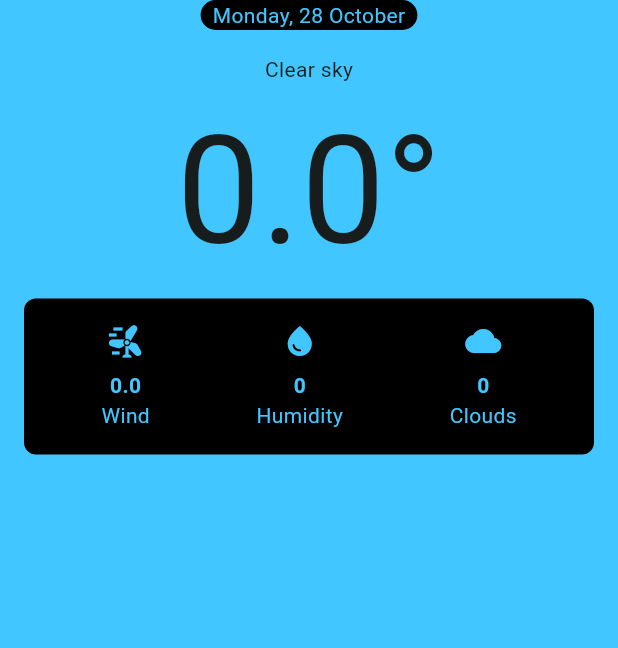
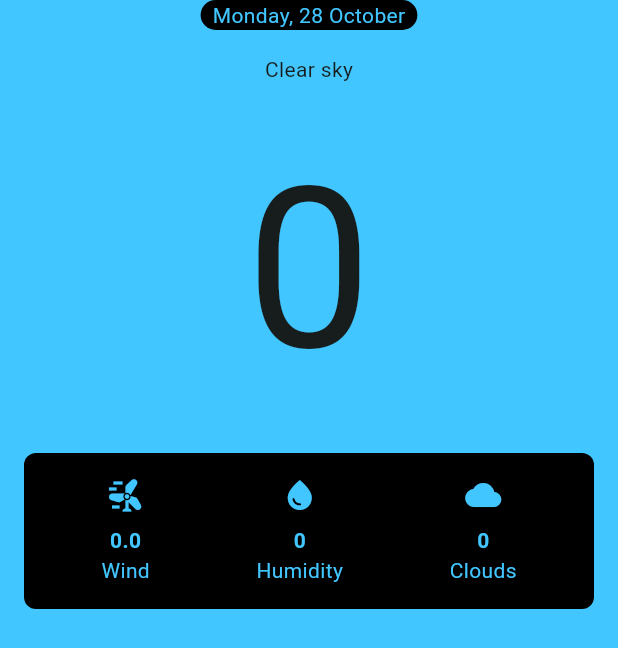
Before and after one commit to whosjorge23/weather_clean_architecture, a Flutter app: the WeatherPageContent widget shown alone on an empty page, opened directly with empty values, on a phone screen of 412 x 824 dp. Shown: the top 648 px of the screen. Run offline on Flutter 3.47's test engine with Material 3 defaults, Android fonts, the light colour scheme and no system bars; our stand-ins replace bloc, dio, equatable, flutter_bloc, freezed_annotation, gap and 5 more; missing offline and left inert: geolocator_platform_interface; generated files the repository leaves out were written again.

Commit message:
Update Design & Translations

```diff
--- a/lib/features/weather/widgets/weather_page_content.dart
+++ b/lib/features/weather/widgets/weather_page_content.dart
@@ -95,25 +95,23 @@ class WeatherPageContent extends StatelessWidget {
               Text(context.l10n.thunderstormHeavyHail),
             _ => Text(context.l10n.clearsky),
           },
-          Row(
+
+          Padding(
+            padding: const EdgeInsets.all(16),
+            child: Row(
+              crossAxisAlignment: CrossAxisAlignment.start,
               mainAxisAlignment: MainAxisAlignment.center,
-            crossAxisAlignment: CrossAxisAlignment.start,
               children: [
-              Stack(
-                children: [
-                  Positioned(
-                    bottom: 16,
-                    right: 16,
-                    child: Text(
-                        '${weatherEntity.currentUnits?.apparentTemperature}'),
+                Text(
+                  '${weatherEntity.current?.apparentTemperature?.toInt()}',
+                  style: TextStyle(fontSize: 150),
                 ),
                 Text(
-                    '${weatherEntity.current?.apparentTemperature}°',
-                    style: const TextStyle(fontSize: 100),
-                  ),
+                  '${weatherEntity.currentUnits?.apparentTemperature}',
+                  style: TextStyle(fontWeight: FontWeight.w500),
+                )
               ],
             ),
-            ],
           ),
           Padding(
             padding: const EdgeInsets.symmetric(horizontal: 16.0),
@@ -130,19 +128,19 @@ class WeatherPageContent extends StatelessWidget {
                     icon: Icons.wind_power,
                     weatherInfo:
                         '${weatherEntity.current?.windSpeed10m}${weatherEntity.currentUnits?.windSpeed10m}',
-                    label: 'Wind',
+                    label: '${context.l10n.wind}',
                   ),
                   WeatherInfo(
                     icon: Icons.water_drop,
                     weatherInfo:
                         '${weatherEntity.current?.relativeHumidity2m}${weatherEntity.currentUnits?.relativeHumidity2m}',
-                    label: 'Humidity',
+                    label: '${context.l10n.humidity}',
                   ),
                   WeatherInfo(
                     icon: Icons.cloud,
                     weatherInfo:
                         '${weatherEntity.current?.cloudCover}${weatherEntity.currentUnits?.cloudCover}',
-                    label: 'Clouds',
+                    label: '${context.l10n.clouds}',
                   ),
                 ],
               ),
--- a/lib/l10n/app_en.arb
+++ b/lib/l10n/app_en.arb
@@ -27,5 +27,8 @@
   "snowShowersHeavy": "Snow Showers Heavy",
   "thunderstorm": "Thunderstorm",
   "thunderstormSlightHail": "Thunderstorm Slight Hail",
-  "thunderstormHeavyHail": "Thunderstorm Heavy Hail"
+  "thunderstormHeavyHail": "Thunderstorm Heavy Hail",
+                                                      "wind": "Wind",
+                                                      "humidity": "Humidity",
+                                                      "clouds": "Clouds"
 }
--- a/lib/l10n/app_it.arb
+++ b/lib/l10n/app_it.arb
@@ -27,5 +27,8 @@
   "snowShowersHeavy": "Rovesci di neve intensi",
   "thunderstorm": "Temporale",
   "thunderstormSlightHail": "Temporale con grandine leggera",
-  "thunderstormHeavyHail": "Temporale con grandine intensa"
+  "thunderstormHeavyHail": "Temporale con grandine intensa",
+  "wind": "Vento",
+  "humidity": "Umidità",
+  "clouds": "Nuvole"
 }
```
Lines whose indentation alone changed are shown as unchanged.
